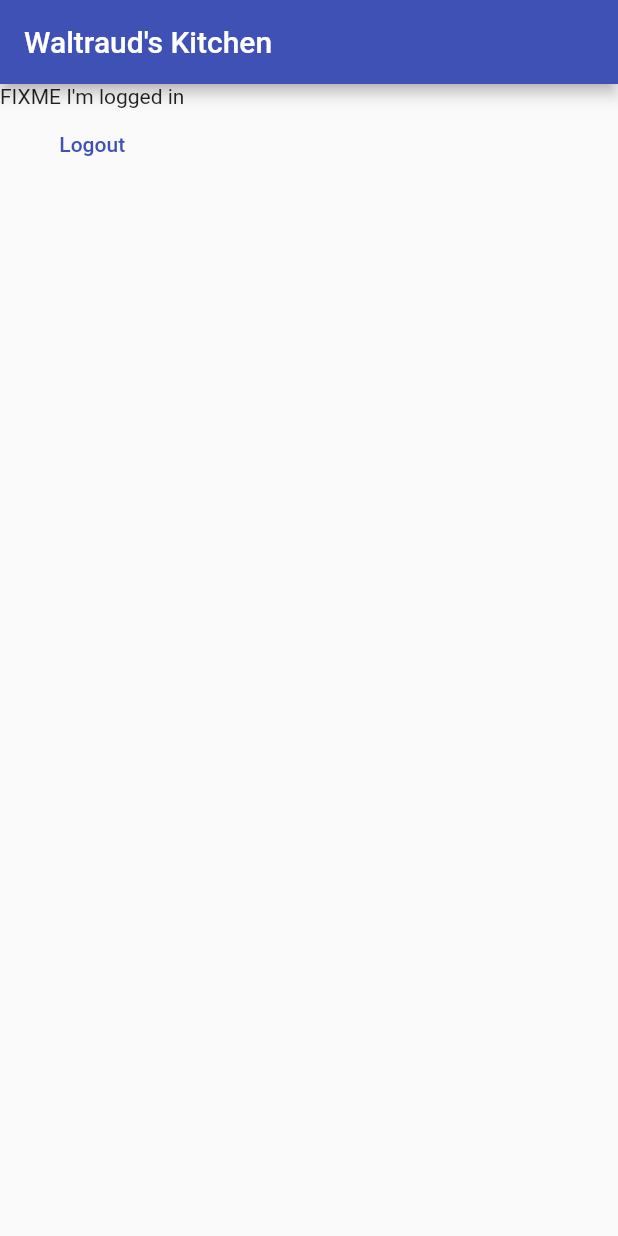
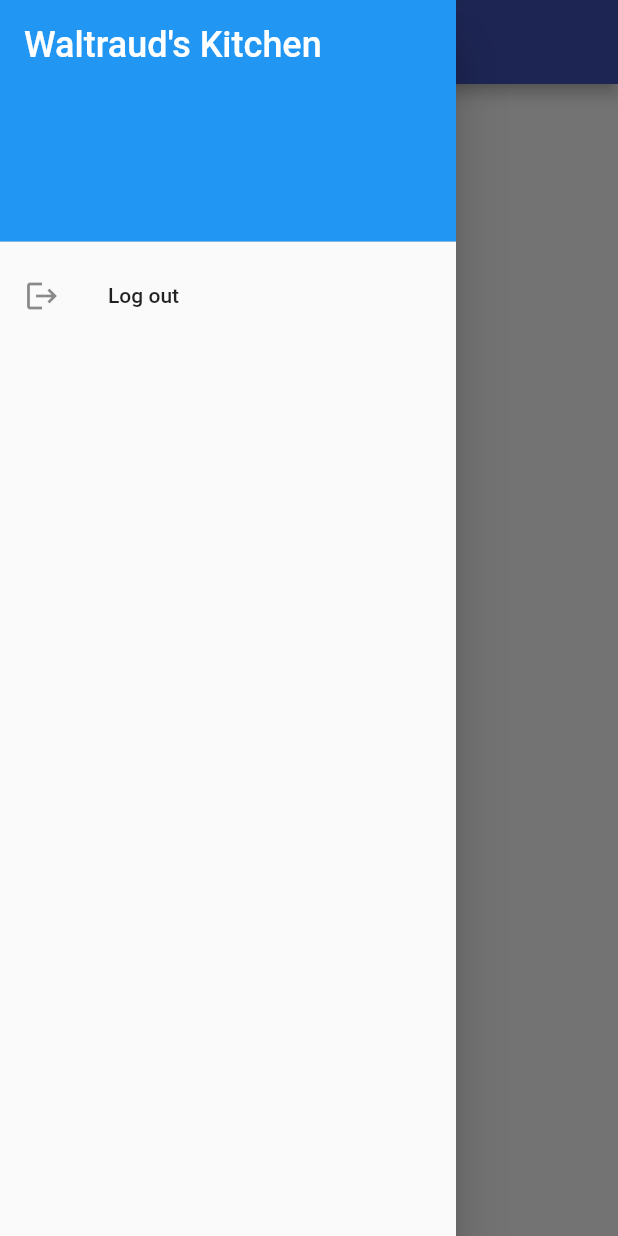
Before and after one commit to dArignac/waltrauds_kitchen, a Flutter app: the screen it shows once a user with an empty profile is signed in, with the side drawer open (before the commit the screen has no drawer), on a phone screen of 412 x 824 dp. Run offline on Flutter 3.47's test engine with Material 2 defaults, Android fonts, the phone set to English and light mode, and no system bars; our stand-ins replace firebase_auth, firebase_core, flutter_signin_button, google_sign_in; accounts and stored records are empty; generated files the repository leaves out were written again.

Commit message:
be able to log in and out #12

```diff
--- /dev/null
+++ b/lib/drawer.dart
@@ -0,0 +1,55 @@
+import 'package:firebase_auth/firebase_auth.dart';
+import 'package:flutter/material.dart';
+import 'globals.dart' as globals;
+
+final FirebaseAuth _auth = FirebaseAuth.instance;
+
+class DrawerWidget extends StatefulWidget {
+  const DrawerWidget({Key? key}) : super(key: key);
+
+  @override
+  State<DrawerWidget> createState() => _DrawerWidgetState();
+}
+
+class _DrawerWidgetState extends State<DrawerWidget> {
+  @override
+  Widget build(BuildContext context) {
+    return Drawer(
+      child: StreamBuilder<User?>(
+          stream: FirebaseAuth.instance.authStateChanges(),
+          builder: (context, snapshot) {
+            var elements = <Widget>[
+              DrawerHeader(
+                decoration: const BoxDecoration(
+                  color: Colors.blue,
+                ),
+                child: Text(
+                  globals.applicationName,
+                  style: const TextStyle(
+                    color: Colors.white,
+                    fontSize: 24,
+                  ),
+                ),
+              ),
+            ];
+
+            if (snapshot.hasData) {
+              elements.add(
+                ListTile(
+                  leading: const Icon(Icons.logout),
+                  title: const Text('Log out'),
+                  onTap: () {
+                    _auth.signOut();
+                  },
+                ),
+              );
+            }
+
+            return ListView(
+              padding: EdgeInsets.zero,
+              children: elements,
+            );
+          }),
+    );
+  }
+}
--- /dev/null
+++ b/lib/globals.dart
@@ -0,0 +1 @@
+String applicationName = 'Waltraud\'s Kitchen';
--- a/lib/main.dart
+++ b/lib/main.dart
@@ -2,7 +2,9 @@ import 'package:firebase_auth/firebase_auth.dart';
 import 'package:firebase_core/firebase_core.dart';
 import 'package:flutter/material.dart';
 import 'package:waltrauds_kitchen/auth.dart';
+import 'package:waltrauds_kitchen/drawer.dart';
 
+import 'globals.dart' as globals;
 import 'firebase_options.dart';
 
 class Environment {
@@ -34,23 +36,21 @@ class WaltraudKitchenApp extends StatelessWidget {
   // This widget is the root of your application.
   @override
   Widget build(BuildContext context) {
-    const name = 'Waltraud\'s Kitchen';
     return MaterialApp(
-      title: name,
+      title: globals.applicationName,
       theme: ThemeData(
         primarySwatch: Colors.indigo,
       ),
-      // FIXME move the scaffold to sub components?
       home: Scaffold(
-        appBar: AppBar(title: const Text(name)),
+        appBar: AppBar(title: Text(globals.applicationName)),
+        drawer: const DrawerWidget(),
         body: StreamBuilder<User?>(
           stream: FirebaseAuth.instance.authStateChanges(),
           builder: (context, snapshot) {
             if (snapshot.hasData) {
               return Column(
-                children: [
-                  const Text("FIXME I'm logged in"),
-                  TextButton(onPressed: (){}, child: Text("Logout")),
+                children: const [
+                  Text("Hello!"),
                 ],
               );
             }
```
